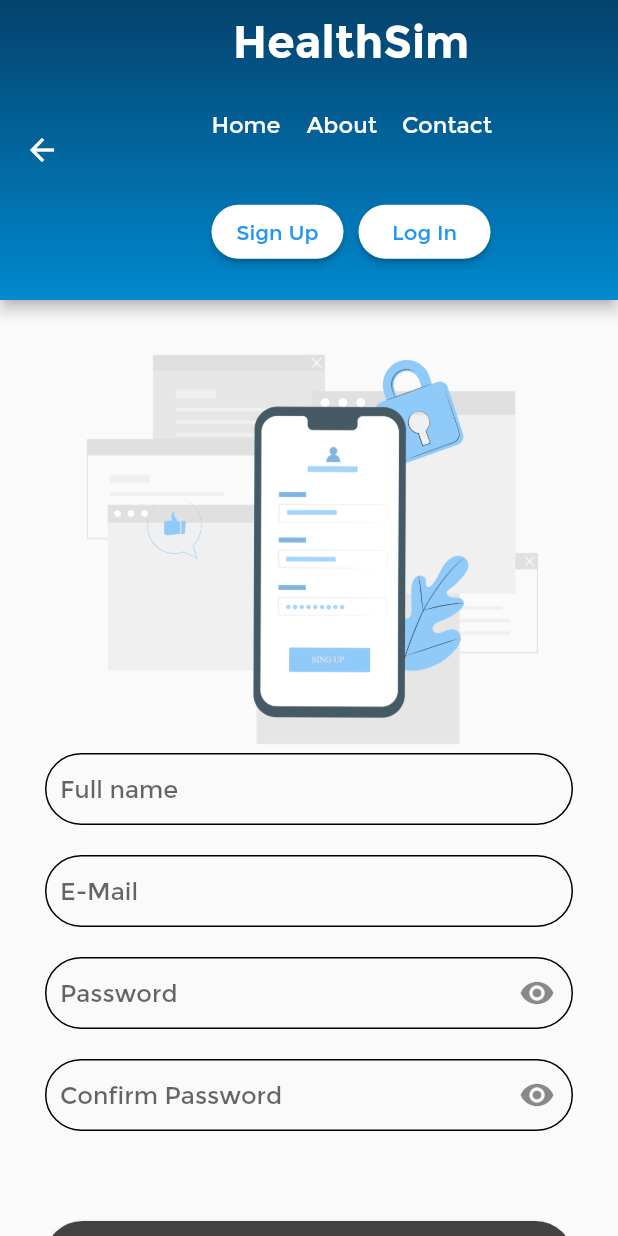
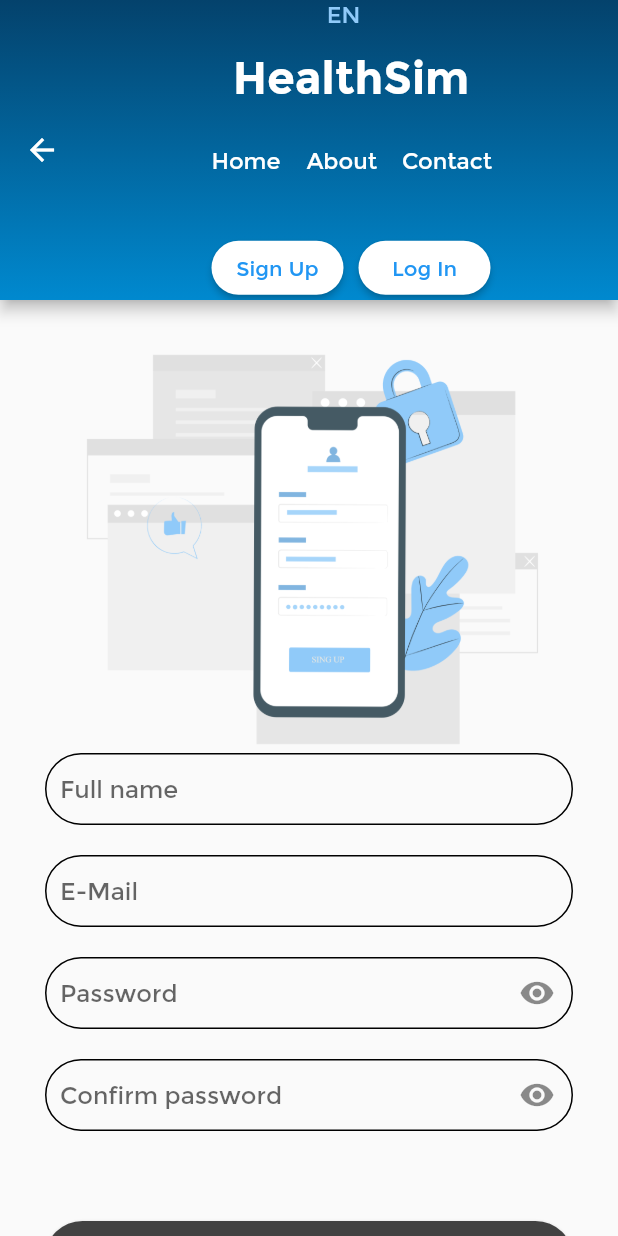
Before and after one commit to ndevanthery/HealthSim, a Flutter app: the screen it shows after launch, after a tap on "Sign Up", on a phone screen of 412 x 824 dp. Run offline on Flutter 3.47's test engine with Material 2 defaults, Android fonts, the phone set to English and light mode, and no system bars; our stand-ins replace cloud_firestore, firebase_auth, firebase_core, loading_indicator, percent_indicator, tuple; missing offline and left inert: survey_kit; accounts and stored records are empty; generated files the repository leaves out were written again; network calls fail.

Commit message:
Pushing all the translation for navbar pages

```diff
--- /dev/null
+++ b/l10n.yaml
@@ -0,0 +1,3 @@
+arb-dir: lib/l10n
+template-arb-file: app_fr.arb
+output-localization-file: app_localizations.dart
--- a/lib/authentification/register.dart
+++ b/lib/authentification/register.dart
@@ -3,9 +3,9 @@ import 'package:healthsim/Models/user_model.dart';
 import 'package:healthsim/navbar/navBar.dart';
 import 'package:loading_indicator/loading_indicator.dart';
 import 'package:tuple/tuple.dart';
-
 import '../database/auth.dart';
 import '../home.dart';
+import 'package:flutter_gen/gen_l10n/app_localizations.dart';
 
 class RegisterPage extends StatefulWidget {
   const RegisterPage({super.key});
@@ -78,10 +78,11 @@ class _RegisterPageState extends State<RegisterPage> {
                   Image.asset("assets/images/register.png"),
                   TextField(
                     controller: fullnameController,
-                    decoration: const InputDecoration(
-                      contentPadding: EdgeInsets.symmetric(horizontal: 10),
+                    decoration: InputDecoration(
+                      contentPadding:
+                          const EdgeInsets.symmetric(horizontal: 10),
                       alignLabelWithHint: true,
-                      label: Text("Full name"),
+                      label: Text(AppLocalizations.of(context)!.nomcomplet),
                       border: OutlineInputBorder(
                           borderRadius: BorderRadius.all(Radius.circular(50))),
                       focusedBorder: OutlineInputBorder(
@@ -97,7 +98,7 @@ class _RegisterPageState extends State<RegisterPage> {
                       contentPadding:
                           const EdgeInsets.symmetric(horizontal: 10),
                       alignLabelWithHint: true,
-                      label: const Text("E-Mail"),
+                      label: Text(AppLocalizations.of(context)!.email),
                       border: OutlineInputBorder(
                           borderSide: BorderSide(
                               color: emailError
@@ -131,7 +132,7 @@ class _RegisterPageState extends State<RegisterPage> {
                       contentPadding:
                           const EdgeInsets.symmetric(horizontal: 10),
                       alignLabelWithHint: true,
-                      label: const Text("Password"),
+                      label: Text(AppLocalizations.of(context)!.motdepasse),
                       suffixIcon: IconButton(
                         onPressed: () {
                           setState(() {
@@ -175,7 +176,7 @@ class _RegisterPageState extends State<RegisterPage> {
                       contentPadding:
                           const EdgeInsets.symmetric(horizontal: 10),
                       alignLabelWithHint: true,
-                      label: const Text("Confirm Password"),
+                      label: Text(AppLocalizations.of(context)!.confirmemdp),
                       suffixIcon: IconButton(
                         onPressed: () {
                           setState(() {
@@ -251,7 +252,7 @@ class _RegisterPageState extends State<RegisterPage> {
                           loading = false;
                         });
                       },
-                      child: const Text("Create Account ")),
+                      child: Text(AppLocalizations.of(context)!.creercompte)),
                   const SizedBox(
                     height: 20,
                   ),
--- a/lib/authentification/welcome.dart
+++ b/lib/authentification/welcome.dart
@@ -11,7 +11,7 @@ class WelcomePage extends StatelessWidget {
     return Scaffold(
       body: Container(
         height: MediaQuery.of(context).size.height,
-        decoration: BoxDecoration(
+        decoration: const BoxDecoration(
             gradient: LinearGradient(
                 begin: Alignment.centerLeft,
                 end: Alignment.centerRight,
@@ -29,12 +29,12 @@ class WelcomePage extends StatelessWidget {
                   padding:
                       const EdgeInsets.symmetric(vertical: 20, horizontal: 40),
                   child: Column(
-                    children: <Widget>[
+                    children: const <Widget>[
                       LandingPage(),
                       SizedBox(
                         height: 20,
                       ),
-                      const Divider(
+                      Divider(
                         height: 20,
                         thickness: 2,
                         indent: 20,
--- a/lib/bottomLandingPage.dart
+++ b/lib/bottomLandingPage.dart
@@ -1,4 +1,5 @@
 import 'package:flutter/material.dart';
+import 'package:flutter_gen/gen_l10n/app_localizations.dart';
 
 const maxWidthScreen = 2500.0;
 const greyColor = Color.fromARGB(255, 102, 102, 102);
@@ -8,7 +9,8 @@ class BottomColumns extends StatelessWidget {
 
   List<Widget> pageColumn(double width) {
     return <Widget>[
-      Container(
+      Builder(builder: (context) {
+        return Container(
           width: width,
           child: Column(
               crossAxisAlignment: CrossAxisAlignment.center,
@@ -16,27 +18,29 @@ class BottomColumns extends StatelessWidget {
                 Row(
                   mainAxisAlignment: MainAxisAlignment.center,
                   children: [
-                  Icon(Icons.thumb_up_outlined, color: Colors.white),
-                  SizedBox(width: 10),
+                    const Icon(Icons.thumb_up_outlined, color: Colors.white),
+                    const SizedBox(width: 10),
                     Text(
-                    "Fill in questionnaire",
-                    style: TextStyle(
+                      AppLocalizations.of(context)!.colonneun,
+                      style: const TextStyle(
                           fontWeight: FontWeight.bold,
                           fontSize: 20.0,
                           color: Colors.white),
                     ),
                   ],
                 ),
-              Padding(
-                padding: const EdgeInsets.symmetric(vertical: 20.0),
+                const Padding(
+                  padding: EdgeInsets.symmetric(vertical: 20.0),
                   child: Text(
                     "Describe what this feature does, and how it benefits your users.",
                     style: TextStyle(fontSize: 10.0, color: Colors.white),
                   ),
                 ),
               ]),
-      ),
-      Container(
+        );
+      }),
+      Builder(builder: (context) {
+        return Container(
           width: width,
           child: Column(
               crossAxisAlignment: CrossAxisAlignment.center,
@@ -44,27 +48,29 @@ class BottomColumns extends StatelessWidget {
                 Row(
                   mainAxisAlignment: MainAxisAlignment.center,
                   children: [
-                  Icon(Icons.location_on_outlined, color: Colors.white),
-                  SizedBox(width: 10),
+                    const Icon(Icons.location_on_outlined, color: Colors.white),
+                    const SizedBox(width: 10),
                     Text(
-                    "Compare yourself",
-                    style: TextStyle(
+                      AppLocalizations.of(context)!.colonnedeux,
+                      style: const TextStyle(
                           fontWeight: FontWeight.bold,
                           fontSize: 20.0,
                           color: Colors.white),
                     ),
                   ],
                 ),
-              Padding(
-                padding: const EdgeInsets.symmetric(vertical: 20.0),
+                const Padding(
+                  padding: EdgeInsets.symmetric(vertical: 20.0),
                   child: Text(
                     "Describe what this feature does, and how it benefits your users.",
                     style: TextStyle(fontSize: 10.0, color: Colors.white),
                   ),
                 ),
               ]),
-      ),
-      Container(
+        );
+      }),
+      Builder(builder: (context) {
+        return Container(
           width: width,
           child: Column(
               crossAxisAlignment: CrossAxisAlignment.center,
@@ -72,40 +78,42 @@ class BottomColumns extends StatelessWidget {
                 Row(
                   mainAxisAlignment: MainAxisAlignment.center,
                   children: [
-                  Icon(Icons.monitor_heart_outlined, color: Colors.white),
-                  SizedBox(width: 10),
+                    const Icon(Icons.monitor_heart_outlined,
+                        color: Colors.white),
+                    const SizedBox(width: 10),
                     Text(
-                    "Simulate the results",
-                    style: TextStyle(
+                      AppLocalizations.of(context)!.colonnetrois,
+                      style: const TextStyle(
                           fontWeight: FontWeight.bold,
                           fontSize: 20.0,
                           color: Colors.white),
                     ),
                   ],
                 ),
-              Padding(
-                padding: const EdgeInsets.symmetric(vertical: 20.0),
+                const Padding(
+                  padding: EdgeInsets.symmetric(vertical: 20.0),
                   child: Text(
                     "Describe what this feature does, and how it benefits your users.",
                     style: TextStyle(fontSize: 10.0, color: Colors.white),
                   ),
                 ),
               ]),
-      ),
+        );
+      }),
     ];
   }
 
   @override
   Widget build(BuildContext context) {
     return Container(
-      decoration: BoxDecoration(
+      decoration: const BoxDecoration(
           //color: Colors.white,
           ),
       child: LayoutBuilder(
         builder: (context, constraints) {
           if (constraints.maxWidth > 800) {
             return Column(children: [
-              SizedBox(
+              const SizedBox(
                 height: 50,
               ),
               Row(
--- /dev/null
+++ b/lib/l10n/app_de.arb
@@ -0,0 +1,5 @@
+{
+    "accueil": "Home",
+    "apropos": "Über uns",
+    "contact": "Kontakt"
+}
--- /dev/null
+++ b/lib/l10n/l10n.dart
@@ -0,0 +1,22 @@
+import 'package:flutter/material.dart';
+
+class L10n {
+  static final all = [
+    const Locale('en'),
+    const Locale('fr'),
+    const Locale('de'),
+  ];
+
+  static String getFlag(String code) {
+    switch (code) {
+      case 'en':
+        return 'EN';
+      case 'fr':
+        return 'FR';
+      case 'de':
+        return 'DE';
+      default:
+        return 'Unknown';
+    }
+  }
+}
--- a/lib/landingPage.dart
+++ b/lib/landingPage.dart
@@ -1,6 +1,6 @@
 import 'package:flutter/material.dart';
 import 'package:healthsim/questionnaire/questionnaire.dart';
-import 'package:healthsim/result/result.dart';
+import 'package:flutter_gen/gen_l10n/app_localizations.dart';
 
 const maxWidthScreen = 2500.0;
 
@@ -20,8 +20,8 @@ class _LandingPageState extends State<LandingPage> {
             crossAxisAlignment: CrossAxisAlignment.start,
             children: <Widget>[
               Text(
-                "Your Health \nis your Wealth",
-                style: TextStyle(
+                AppLocalizations.of(context)!.votresantetitre,
+                style: const TextStyle(
                     fontWeight: FontWeight.bold,
                     fontSize: 40.0,
                     color: Colors.white),
@@ -29,13 +29,13 @@ class _LandingPageState extends State<LandingPage> {
               Padding(
                 padding: const EdgeInsets.symmetric(vertical: 20.0),
                 child: Text(
-                  "Answer the questionnaire about your health history, lifestyle, habits and discover your position compared to the population !",
-                  style: TextStyle(fontSize: 16.0, color: Colors.white),
+                  AppLocalizations.of(context)!.completequetionnairedescription,
+                  style: const TextStyle(fontSize: 16.0, color: Colors.white),
                 ),
               ),
               MaterialButton(
                   color: Colors.white,
-                  shape: RoundedRectangleBorder(
+                  shape: const RoundedRectangleBorder(
                       borderRadius: BorderRadius.all(Radius.circular(20.0))),
                   onPressed: () {
                     Navigator.push(
@@ -50,7 +50,7 @@ class _LandingPageState extends State<LandingPage> {
                     child: Padding(
                       padding: const EdgeInsets.all(8.0),
                       child: Text(
-                        "Start questionnaire",
+                        AppLocalizations.of(context)!.lancerquestionnaire,
                         style: TextStyle(color: Colors.blue),
                       ),
                     ),
--- /dev/null
+++ b/lib/language_picker_widget.dart
@@ -0,0 +1,38 @@
+import 'package:flutter/material.dart';
+import 'package:healthsim/l10n/l10n.dart';
+import 'package:healthsim/locale_provider.dart';
+import 'package:provider/provider.dart';
+
+class LanguagePickerWidget extends StatelessWidget {
+  const LanguagePickerWidget({super.key});
+
+  @override
+  Widget build(BuildContext context) {
+    final currentLocale = Localizations.localeOf(context);
+    return DropdownButtonHideUnderline(
+      child: DropdownButton(
+        value: currentLocale,
+        icon: Container(width: 10),
+        items: L10n.all.map((locale) {
+          final flag = L10n.getFlag(locale.languageCode);
+          return DropdownMenuItem(
+            child: Center(
+              child: Text(
+                flag,
+                style: TextStyle(
+                    fontSize: 15, color: Color.fromRGBO(144, 202, 249, 1)),
+              ),
+            ),
+            value: locale,
+            onTap: () {
+              final provider =
+                  Provider.of<LocaleProvider>(context, listen: false);
+              provider.setLocale(locale);
+            },
+          );
+        }).toList(),
+        onChanged: (_) {},
+      ),
+    );
+  }
+}
--- /dev/null
+++ b/lib/locale_provider.dart
@@ -0,0 +1,21 @@
+import 'package:flutter/cupertino.dart';
+import 'package:flutter/material.dart';
+import 'package:flutter/widgets.dart';
+import 'package:healthsim/l10n/l10n.dart';
+
+class LocaleProvider extends ChangeNotifier {
+  Locale? _locale = WidgetsBinding.instance.window.locale;
+
+  Locale? get locale => _locale;
+
+  void setLocale(Locale locale) {
+    if (!L10n.all.contains(locale)) return;
+    _locale = locale;
+    notifyListeners();
+  }
+
+  void clearLocale() {
+    _locale = null;
+    notifyListeners();
+  }
+}
--- a/lib/main.dart
+++ b/lib/main.dart
@@ -1,10 +1,14 @@
 import 'package:firebase_core/firebase_core.dart';
 import 'package:flutter/material.dart';
+import 'package:flutter_localizations/flutter_localizations.dart';
 import 'package:healthsim/authentification/welcome.dart';
+import 'package:healthsim/locale_provider.dart';
 import 'package:provider/provider.dart';
 
 import 'authentification/user_provider.dart';
 import 'firebase_options.dart';
+import 'l10n/l10n.dart';
+import 'package:flutter_gen/gen_l10n/app_localizations.dart';
 
 void main() async {
   WidgetsFlutterBinding.ensureInitialized();
@@ -26,6 +30,10 @@ class MyApp extends StatelessWidget {
   // This widget is the root of your application.
   @override
   Widget build(BuildContext context) {
+    return ChangeNotifierProvider(
+      create: (context) => LocaleProvider(),
+      builder: (context, child) {
+        final provider = Provider.of<LocaleProvider>(context);
         return MaterialApp(
           title: 'Flutter Demo',
           theme: ThemeData(
@@ -40,7 +48,17 @@ class MyApp extends StatelessWidget {
               // is not restarted.
               primarySwatch: Colors.blue,
               fontFamily: "Montserrat"),
+          locale: provider.locale,
+          supportedLocales: L10n.all,
+          localizationsDelegates: const [
+            AppLocalizations.delegate,
+            GlobalMaterialLocalizations.delegate,
+            GlobalCupertinoLocalizations.delegate,
+            GlobalWidgetsLocalizations.delegate
+          ],
           home: const WelcomePage(),
+        );
+      },
     );
   }
 }
--- a/lib/navbar/navBar.dart
+++ b/lib/navbar/navBar.dart
@@ -1,9 +1,10 @@
 import 'package:flutter/material.dart';
 import 'package:healthsim/about.dart';
 import 'package:healthsim/authentification/welcome.dart';
-
 import '../authentification/login.dart';
 import '../authentification/register.dart';
+import 'package:flutter_gen/gen_l10n/app_localizations.dart';
+import '../language_picker_widget.dart';
 
 const maxWidthScreen = 2500.0;
 
@@ -33,17 +34,21 @@ class DesktopNavBar extends StatelessWidget {
     return Padding(
       padding: const EdgeInsets.symmetric(vertical: 20, horizontal: 40),
       child: Container(
-        constraints: BoxConstraints(maxWidth: maxWidthScreen),
+        constraints: const BoxConstraints(maxWidth: maxWidthScreen),
         child: Row(
           mainAxisAlignment: MainAxisAlignment.spaceBetween,
           children: <Widget>[
-            Text(
+            const Text(
               "HealthSim",
               style: TextStyle(
                   fontWeight: FontWeight.bold,
                   color: Colors.white,
                   fontSize: 30),
             ),
+            const SizedBox(
+              width: 30,
+            ),
+            const LanguagePickerWidget(),
             Row(
               children: <Widget>[
                 TextButton(
@@ -61,9 +66,9 @@ class DesktopNavBar extends StatelessWidget {
                           builder: (context) => const WelcomePage(),
                         ));
                   },
-                  child: const Text('Home'),
+                  child: Text(AppLocalizations.of(context)!.accueil),
                 ),
-                SizedBox(
+                const SizedBox(
                   width: 30,
                 ),
                 TextButton(
@@ -81,9 +86,9 @@ class DesktopNavBar extends StatelessWidget {
                           builder: (context) => const AboutPage(),
                         ));
                   },
-                  child: const Text('About'),
+                  child: Text(AppLocalizations.of(context)!.apropos),
                 ),
-                SizedBox(
+                const SizedBox(
                   width: 30,
                 ),
                 TextButton(
@@ -101,14 +106,14 @@ class DesktopNavBar extends StatelessWidget {
                           builder: (context) => const WelcomePage(),
                         ));
                   },
-                  child: const Text('Contact'),
+                  child: Text(AppLocalizations.of(context)!.contact),
                 ),
-                SizedBox(
+                const SizedBox(
                   width: 30,
                 ),
                 MaterialButton(
                   color: Colors.white,
-                  shape: RoundedRectangleBorder(
+                  shape: const RoundedRectangleBorder(
                       borderRadius: BorderRadius.all(Radius.circular(30.0))),
                   onPressed: () {
                     Navigator.push(
@@ -118,16 +123,16 @@ class DesktopNavBar extends StatelessWidget {
                         ));
                   },
                   child: Text(
-                    "Sign Up",
-                    style: TextStyle(color: Colors.blue),
+                    AppLocalizations.of(context)!.creercompte,
+                    style: const TextStyle(color: Colors.blue),
                   ),
                 ),
-                SizedBox(
+                const SizedBox(
                   width: 10,
                 ),
                 MaterialButton(
                   color: Colors.white,
-                  shape: RoundedRectangleBorder(
+                  shape: const RoundedRectangleBorder(
                       borderRadius: BorderRadius.all(Radius.circular(30.0))),
                   onPressed: () {
                     Navigator.push(
@@ -137,8 +142,8 @@ class DesktopNavBar extends StatelessWidget {
                         ));
                   },
                   child: Text(
-                    "Log In",
-                    style: TextStyle(color: Colors.blue),
+                    AppLocalizations.of(context)!.senregistrer,
+                    style: const TextStyle(color: Colors.blue),
                   ),
                 )
               ],
@@ -160,7 +165,8 @@ class MobileNavBar extends StatelessWidget {
           Container(
             child: Column(
               children: <Widget>[
-                Text(
+                const LanguagePickerWidget(),
+                const Text(
                   "HealthSim",
                   style: TextStyle(
                       fontWeight: FontWeight.bold,
@@ -187,7 +193,7 @@ class MobileNavBar extends StatelessWidget {
                                 builder: (context) => const WelcomePage(),
                               ));
                         },
-                        child: const Text('Home'),
+                        child: Text(AppLocalizations.of(context)!.accueil),
                       ),
                       TextButton(
                         style: TextButton.styleFrom(
@@ -204,7 +210,7 @@ class MobileNavBar extends StatelessWidget {
                                 builder: (context) => const AboutPage(),
                               ));
                         },
-                        child: const Text('About'),
+                        child: Text(AppLocalizations.of(context)!.apropos),
                       ),
                       TextButton(
                         style: TextButton.styleFrom(
@@ -221,7 +227,7 @@ class MobileNavBar extends StatelessWidget {
                                 builder: (context) => const WelcomePage(),
                               ));
                         },
-                        child: const Text('Contact'),
+                        child: Text(AppLocalizations.of(context)!.contact),
                       ),
                     ],
                   ),
@@ -237,7 +243,7 @@ class MobileNavBar extends StatelessWidget {
                 children: <Widget>[
                   MaterialButton(
                     color: Colors.white,
-                    shape: RoundedRectangleBorder(
+                    shape: const RoundedRectangleBorder(
                         borderRadius: BorderRadius.all(Radius.circular(30.0))),
                     onPressed: () {
                       Navigator.push(
@@ -247,16 +253,16 @@ class MobileNavBar extends StatelessWidget {
                           ));
                     },
                     child: Text(
-                      "Sign Up",
-                      style: TextStyle(color: Colors.blue),
+                      AppLocalizations.of(context)!.creercompte,
+                      style: const TextStyle(color: Colors.blue),
                     ),
                   ),
-                  SizedBox(
+                  const SizedBox(
                     width: 10,
                   ),
                   MaterialButton(
                     color: Colors.white,
-                    shape: RoundedRectangleBorder(
+                    shape: const RoundedRectangleBorder(
                         borderRadius: BorderRadius.all(Radius.circular(30.0))),
                     onPressed: () {
                       Navigator.push(
@@ -265,9 +271,9 @@ class MobileNavBar extends StatelessWidget {
                             builder: (context) => const LoginPage(),
                           ));
                     },
-                    child: const Text(
-                      "Log In",
-                      style: TextStyle(color: Colors.blue),
+                    child: Text(
+                      AppLocalizations.of(context)!.senregistrer,
+                      style: const TextStyle(color: Colors.blue),
                     ),
                   )
                 ],
--- a/pubspec.yaml
+++ b/pubspec.yaml
@@ -31,6 +31,9 @@ environment:
 dependencies:
   flutter:
     sdk: flutter
+  flutter_localizations:
+    sdk: flutter
+  intl: ^0.17.0
 
   # The following adds the Cupertino Icons font to your application.
   # Use with the CupertinoIcons class for iOS style icons.
@@ -50,6 +53,7 @@ dev_dependencies:
   flutter_test:
     sdk: flutter
 
+
   # The "flutter_lints" package below contains a set of recommended lints to
   # encourage good coding practices. The lint set provided by the package is
   # activated in the `analysis_options.yaml` file located at the root of your
@@ -65,6 +69,7 @@ flutter:
   # The following line ensures that the Material Icons font is
   # included with your application, so that you can use the icons in
   # the material Icons class.
+  generate: true
   uses-material-design: true
 
   # To add assets to your application, add an assets section, like this:
```
Also changed, not shown: lib/about.dart (+5 -3 lines), lib/authentification/login.dart (+5 -11 lines), lib/l10n/app_en.arb (added, +19 -0 lines), pubspec.lock. Lines whose indentation alone changed are shown as unchanged.
